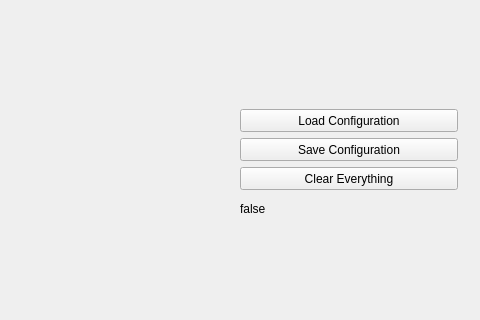
This is src/apigui.ui in tobby88/ros-tapi-gui as Qt 5 draws it before an edit; both pictures show x 520 to 1000 and y 160 to 480 of the 1000 by 650 pixel window. The edited form follows.
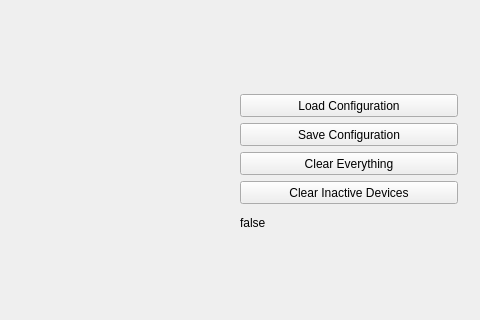
This is the edited form.

Commit message: Add button and method to clear only inactive devices

What changed in the file:
```diff
--- a/src/apigui.ui
+++ b/src/apigui.ui
@@ -97,6 +97,19 @@
           </property>
          </widget>
         </item>
+        <item>
+         <widget class="QPushButton" name="clearInactiveButton">
+          <property name="maximumSize">
+           <size>
+            <width>16777215</width>
+            <height>23</height>
+           </size>
+          </property>
+          <property name="text">
+           <string>Clear Inactive Devices</string>
+          </property>
+         </widget>
+        </item>
         <item>
          <widget class="QLabel" name="TestLabel">
           <property name="maximumSize">
```
The commit also changes 2 other files.
